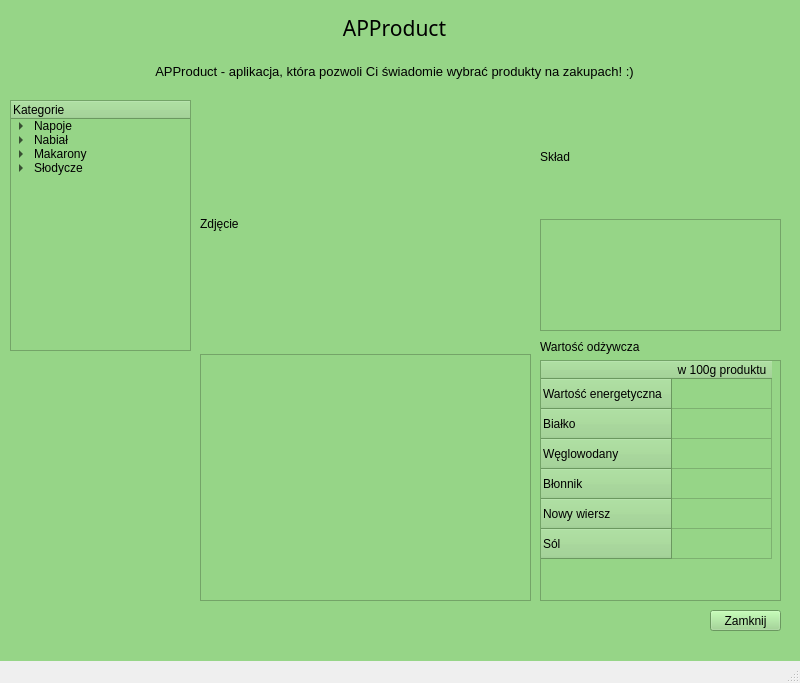
Before: the Qt Designer form mainwindow.ui in mazurdagmara/APProducts, drawn with Qt 5.
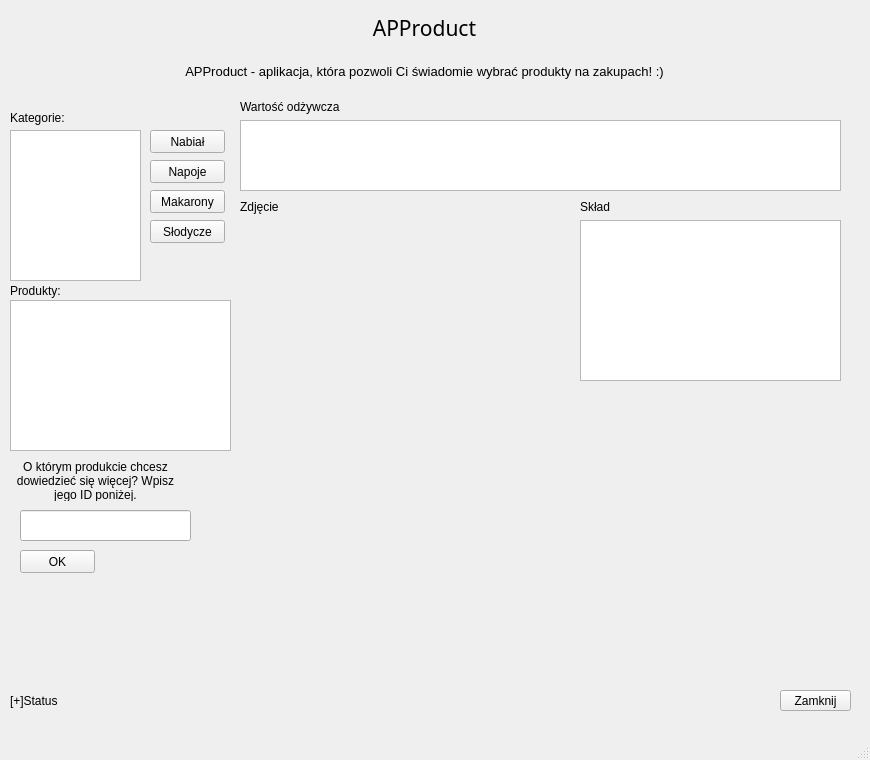
After: the same form once the commit is applied.

Patch:
```diff
--- a/mainwindow.ui
+++ b/mainwindow.ui
@@ -6,8 +6,8 @@
    <rect>
     <x>0</x>
     <y>0</y>
-    <width>800</width>
-    <height>683</height>
+    <width>870</width>
+    <height>760</height>
    </rect>
   </property>
   <property name="mouseTracking">
@@ -30,13 +30,13 @@
   </property>
   <widget class="QWidget" name="centralwidget">
    <property name="styleSheet">
-    <string notr="true">background-color: rgb(150, 213, 135);</string>
+    <string notr="true"/>
    </property>
    <widget class="QPushButton" name="pushButtonClose">
     <property name="geometry">
      <rect>
-      <x>710</x>
-      <y>610</y>
+      <x>780</x>
+      <y>690</y>
       <width>71</width>
       <height>21</height>
      </rect>
@@ -56,7 +56,7 @@
      <rect>
       <x>9</x>
       <y>9</y>
-      <width>771</width>
+      <width>831</width>
       <height>81</height>
      </rect>
     </property>
@@ -95,210 +95,28 @@
      </item>
     </layout>
    </widget>
-   <widget class="QWidget" name="verticalLayoutWidget">
+   <widget class="QWidget" name="verticalLayoutWidget_3">
     <property name="geometry">
      <rect>
-      <x>10</x>
-      <y>100</y>
-      <width>181</width>
-      <height>501</height>
+      <x>240</x>
+      <y>200</y>
+      <width>331</width>
+      <height>491</height>
      </rect>
     </property>
-    <layout class="QVBoxLayout" name="verticalLayoutLeft">
+    <layout class="QVBoxLayout" name="verticalLayoutPhoto">
      <item>
-      <widget class="QTreeWidget" name="treeWidgetCategories">
-       <property name="font">
-        <font>
-         <family>Yu Gothic UI</family>
-        </font>
+      <widget class="QLabel" name="labelPhoto">
+       <property name="text">
+        <string>Zdjęcie</string>
        </property>
-       <column>
-        <property name="text">
-         <string>Kategorie</string>
-        </property>
-        <property name="font">
-         <font>
-          <family>Yu Gothic UI</family>
-          <pointsize>9</pointsize>
-         </font>
-        </property>
-       </column>
-       <item>
-        <property name="text">
-         <string>Napoje</string>
-        </property>
-        <property name="font">
-         <font>
-          <family>Yu Gothic UI</family>
-          <pointsize>9</pointsize>
-         </font>
-        </property>
-        <item>
-         <property name="text">
-          <string>Cola</string>
-         </property>
-         <property name="font">
-          <font>
-           <family>Yu Gothic UI</family>
-           <pointsize>9</pointsize>
-          </font>
-         </property>
-        </item>
-        <item>
-         <property name="text">
-          <string>Sprite</string>
-         </property>
-         <property name="font">
-          <font>
-           <family>Yu Gothic UI</family>
-           <pointsize>9</pointsize>
-          </font>
-         </property>
-        </item>
-        <item>
-         <property name="text">
-          <string>Lipton</string>
-         </property>
-         <property name="font">
-          <font>
-           <family>Yu Gothic UI</family>
-           <pointsize>9</pointsize>
-          </font>
-         </property>
-        </item>
-        <item>
-         <property name="text">
-          <string>Sok pomarańczowy</string>
-         </property>
-         <property name="font">
-          <font>
-           <family>Yu Gothic UI</family>
-           <pointsize>9</pointsize>
-          </font>
-         </property>
-        </item>
-       </item>
-       <item>
-        <property name="text">
-         <string>Nabiał</string>
-        </property>
-        <property name="font">
-         <font>
-          <family>Yu Gothic UI</family>
-          <pointsize>9</pointsize>
-         </font>
-        </property>
-        <item>
-         <property name="text">
-          <string>Mleko</string>
-         </property>
-         <property name="font">
-          <font>
-           <family>Yu Gothic UI</family>
-           <pointsize>9</pointsize>
-          </font>
-         </property>
-        </item>
-        <item>
-         <property name="text">
-          <string>Jogurt naturalny</string>
-         </property>
-         <property name="font">
-          <font>
-           <family>Yu Gothic UI</family>
-           <pointsize>9</pointsize>
-          </font>
-         </property>
-        </item>
-        <item>
-         <property name="text">
-          <string>Masło</string>
-         </property>
-         <property name="font">
-          <font>
-           <family>Yu Gothic UI</family>
-           <pointsize>9</pointsize>
-          </font>
-         </property>
-        </item>
-       </item>
-       <item>
-        <property name="text">
-         <string>Makarony</string>
-        </property>
-        <property name="font">
-         <font>
-          <family>Yu Gothic UI</family>
-          <pointsize>9</pointsize>
-         </font>
-        </property>
-        <item>
-         <property name="text">
-          <string>Świderki</string>
-         </property>
-         <property name="font">
-          <font>
-           <family>Yu Gothic UI</family>
-           <pointsize>9</pointsize>
-          </font>
-         </property>
-        </item>
-        <item>
-         <property name="text">
-          <string>Kokardki</string>
-         </property>
-         <property name="font">
-          <font>
-           <family>Yu Gothic UI</family>
-           <pointsize>9</pointsize>
-          </font>
-         </property>
-        </item>
-        <item>
-         <property name="text">
-          <string>Spaghetti</string>
-         </property>
-         <property name="font">
-          <font>
-           <family>Yu Gothic UI</family>
-           <pointsize>9</pointsize>
-          </font>
-         </property>
-        </item>
-       </item>
-       <item>
-        <property name="text">
-         <string>Słodycze</string>
-        </property>
-        <property name="font">
-         <font>
-          <family>Yu Gothic UI</family>
-          <pointsize>9</pointsize>
-         </font>
-        </property>
-        <item>
-         <property name="text">
-          <string>Ciastka</string>
-         </property>
-         <property name="font">
-          <font>
-           <family>Yu Gothic UI</family>
-           <pointsize>9</pointsize>
-          </font>
-         </property>
-        </item>
-        <item>
-         <property name="text">
-          <string>Czekolady</string>
-         </property>
-         <property name="font">
-          <font>
-           <family>Yu Gothic UI</family>
-           <pointsize>9</pointsize>
-          </font>
-         </property>
-        </item>
-       </item>
+      </widget>
+     </item>
+     <item>
+      <widget class="QLabel" name="labelPhoto_2">
+       <property name="text">
+        <string/>
+       </property>
       </widget>
      </item>
      <item>
@@ -316,42 +134,13 @@
      </item>
     </layout>
    </widget>
-   <widget class="QWidget" name="verticalLayoutWidget_3">
-    <property name="geometry">
-     <rect>
-      <x>200</x>
-      <y>100</y>
-      <width>331</width>
-      <height>501</height>
-     </rect>
-    </property>
-    <layout class="QVBoxLayout" name="verticalLayoutPhoto">
-     <item>
-      <widget class="QLabel" name="labelPhoto">
-       <property name="text">
-        <string>Zdjęcie</string>
-       </property>
-      </widget>
-     </item>
-     <item>
-      <widget class="QFrame" name="framePhoto">
-       <property name="frameShape">
-        <enum>QFrame::StyledPanel</enum>
-       </property>
-       <property name="frameShadow">
-        <enum>QFrame::Raised</enum>
-       </property>
-      </widget>
-     </item>
-    </layout>
-   </widget>
    <widget class="QWidget" name="verticalLayoutWidget_4">
     <property name="geometry">
      <rect>
-      <x>540</x>
-      <y>100</y>
-      <width>241</width>
-      <height>231</height>
+      <x>580</x>
+      <y>200</y>
+      <width>261</width>
+      <height>181</height>
      </rect>
     </property>
     <layout class="QVBoxLayout" name="verticalLayoutIngredients">
@@ -369,24 +158,17 @@
       </widget>
      </item>
      <item>
-      <widget class="QFrame" name="frameIngredients">
-       <property name="frameShape">
-        <enum>QFrame::StyledPanel</enum>
-       </property>
-       <property name="frameShadow">
-        <enum>QFrame::Raised</enum>
-       </property>
-      </widget>
+      <widget class="QTableView" name="tableViewIngredients"/>
      </item>
     </layout>
    </widget>
    <widget class="QWidget" name="verticalLayoutWidget_5">
     <property name="geometry">
      <rect>
-      <x>540</x>
-      <y>340</y>
-      <width>241</width>
-      <height>261</height>
+      <x>240</x>
+      <y>100</y>
+      <width>601</width>
+      <height>91</height>
      </rect>
     </property>
     <layout class="QVBoxLayout" name="verticalLayoutCalorieChart">
@@ -404,46 +186,182 @@
       </widget>
      </item>
      <item>
-      <widget class="QTableWidget" name="tableWidgetCalorieChart">
-       <row>
-        <property name="text">
-         <string>Wartość energetyczna</string>
-        </property>
-       </row>
-       <row>
-        <property name="text">
-         <string>Białko</string>
-        </property>
-       </row>
-       <row>
-        <property name="text">
-         <string>Węglowodany</string>
-        </property>
-       </row>
-       <row>
-        <property name="text">
-         <string>Błonnik</string>
-        </property>
-       </row>
-       <row>
-        <property name="text">
-         <string>Nowy wiersz</string>
-        </property>
-       </row>
-       <row>
-        <property name="text">
-         <string>Sól</string>
-        </property>
-       </row>
-       <column>
-        <property name="text">
-         <string>w 100g produktu</string>
-        </property>
-       </column>
-      </widget>
+      <widget class="QTableView" name="tableViewCalorieChart"/>
      </item>
     </layout>
    </widget>
+   <widget class="QLabel" name="labelDB">
+    <property name="geometry">
+     <rect>
+      <x>10</x>
+      <y>690</y>
+      <width>381</width>
+      <height>21</height>
+     </rect>
+    </property>
+    <property name="text">
+     <string>[+]Status</string>
+    </property>
+   </widget>
+   <widget class="QTableView" name="tableViewCategories">
+    <property name="geometry">
+     <rect>
+      <x>10</x>
+      <y>130</y>
+      <width>131</width>
+      <height>151</height>
+     </rect>
+    </property>
+   </widget>
+   <widget class="QPushButton" name="pushButtonNabial">
+    <property name="geometry">
+     <rect>
+      <x>150</x>
+      <y>130</y>
+      <width>75</width>
+      <height>23</height>
+     </rect>
+    </property>
+    <property name="text">
+     <string>Nabiał</string>
+    </property>
+   </widget>
+   <widget class="QPushButton" name="pushButtonNapoje">
+    <property name="geometry">
+     <rect>
+      <x>150</x>
+      <y>160</y>
+      <width>75</width>
+      <height>23</height>
+     </rect>
+    </property>
+    <property name="text">
+     <string>Napoje</string>
+    </property>
+   </widget>
+   <widget class="QPushButton" name="pushButtonMakarony">
+    <property name="geometry">
+     <rect>
+      <x>150</x>
+      <y>190</y>
+      <width>75</width>
+      <height>23</height>
+     </rect>
+    </property>
+    <property name="text">
+     <string>Makarony</string>
+    </property>
+   </widget>
+   <widget class="QPushButton" name="pushButtonSlodycze">
+    <property name="geometry">
+     <rect>
+      <x>150</x>
+      <y>220</y>
+      <width>75</width>
+      <height>23</height>
+     </rect>
+    </property>
+    <property name="text">
+     <string>Słodycze</string>
+    </property>
+   </widget>
+   <widget class="QTableView" name="tableViewProduct">
+    <property name="geometry">
+     <rect>
+      <x>10</x>
+      <y>300</y>
+      <width>221</width>
+      <height>151</height>
+     </rect>
+    </property>
+   </widget>
+   <widget class="QLabel" name="labelQuestion">
+    <property name="geometry">
+     <rect>
+      <x>10</x>
+      <y>460</y>
+      <width>171</width>
+      <height>41</height>
+     </rect>
+    </property>
+    <property name="layoutDirection">
+     <enum>Qt::LeftToRight</enum>
+    </property>
+    <property name="text">
+     <string>O którym produkcie chcesz dowiedzieć się więcej? Wpisz jego ID poniżej.</string>
+    </property>
+    <property name="scaledContents">
+     <bool>false</bool>
+    </property>
+    <property name="alignment">
+     <set>Qt::AlignCenter</set>
+    </property>
+    <property name="wordWrap">
+     <bool>true</bool>
+    </property>
+   </widget>
+   <widget class="QLabel" name="labelCategories">
+    <property name="geometry">
+     <rect>
+      <x>10</x>
+      <y>110</y>
+      <width>91</width>
+      <height>16</height>
+     </rect>
+    </property>
+    <property name="text">
+     <string>Kategorie:</string>
+    </property>
+   </widget>
+   <widget class="QLabel" name="labelProducts">
+    <property name="geometry">
+     <rect>
+      <x>10</x>
+      <y>280</y>
+      <width>101</width>
+      <height>21</height>
+     </rect>
+    </property>
+    <property name="text">
+     <string>Produkty:</string>
+    </property>
+   </widget>
+   <widget class="QPushButton" name="pushButtonOK">
+    <property name="geometry">
+     <rect>
+      <x>20</x>
+      <y>550</y>
+      <width>75</width>
+      <height>23</height>
+     </rect>
+    </property>
+    <property name="text">
+     <string>OK</string>
+    </property>
+   </widget>
+   <widget class="QLineEdit" name="lineEdit">
+    <property name="geometry">
+     <rect>
+      <x>20</x>
+      <y>510</y>
+      <width>171</width>
+      <height>31</height>
+     </rect>
+    </property>
+   </widget>
+   <widget class="QLabel" name="labelError">
+    <property name="geometry">
+     <rect>
+      <x>20</x>
+      <y>580</y>
+      <width>171</width>
+      <height>61</height>
+     </rect>
+    </property>
+    <property name="text">
+     <string/>
+    </property>
+   </widget>
   </widget>
   <widget class="QMenuBar" name="menubar">
    <property name="geometry">
```
Left out of the diff: 4 changed lines with no effect on the pictures.
